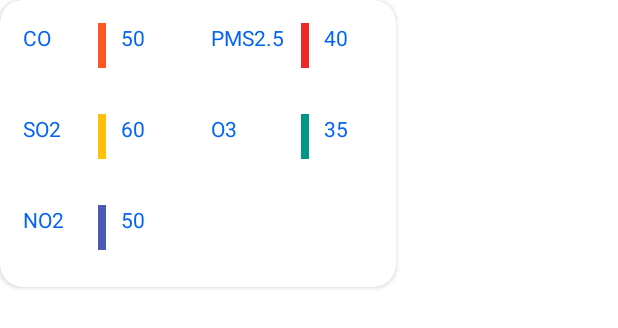
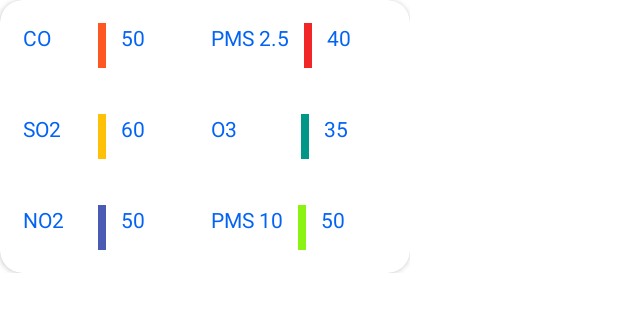
Before and after one commit to EslamHamouda/Air-observer, an Android app: the layout percentages_all_items_list_screenhistory.xml on its own in the app's theme, with its tools: preview values and no code run, on a phone screen of 412 x 824 dp. Shown: the top 328 px of the screen. Run offline under Robolectric (Android 15) with nearby library versions, the phone set to English and light mode, and no system bars.

Commit message:
last update

```diff
--- a/app/src/main/res/layout/details_screen.xml
+++ b/app/src/main/res/layout/details_screen.xml
@@ -14,12 +14,11 @@
             android:id="@+id/CO_Card"
             android:layout_width="wrap_content"
             android:layout_height="wrap_content"
-            android:layout_marginTop="85dp"
             app:cardCornerRadius="30dp"
             app:layout_constraintEnd_toEndOf="parent"
             app:layout_constraintStart_toStartOf="parent"
-            app:layout_constraintTop_toTopOf="parent"
-            tools:ignore="MissingConstraints">
+            tools:ignore="MissingConstraints"
+            tools:layout_editor_absoluteY="50dp">
 
             <LinearLayout
                 android:layout_width="match_parent"
--- a/app/src/main/res/layout/percentages_all_items_list_screenhistory.xml
+++ b/app/src/main/res/layout/percentages_all_items_list_screenhistory.xml
@@ -3,14 +3,14 @@
     xmlns:android="http://schemas.android.com/apk/res/android"
     xmlns:app="http://schemas.android.com/apk/res-auto"
     xmlns:tools="http://schemas.android.com/tools"
-    android:layout_width="match_parent"
-    android:layout_height="match_parent"
-    tools:context=".ui.MainActivity">
-
+    android:layout_width="wrap_content"
+    android:layout_height="wrap_content"
+    tools:context=".ui.MainActivity"
+    >
 
     <androidx.cardview.widget.CardView
-        android:layout_width="264dp"
-        android:layout_height="191dp"
+        android:layout_width="match_parent"
+        android:layout_height="match_parent"
         android:orientation="vertical"
         app:cardCornerRadius="15dp"
         app:layout_constraintEnd_toEndOf="parent"
@@ -20,7 +20,7 @@
 
         <LinearLayout
             android:layout_width="match_parent"
-            android:layout_height="match_parent"
+            android:layout_height="wrap_content"
             android:orientation="vertical">
 
             <LinearLayout
@@ -34,7 +34,7 @@
                     android:layout_width="40dp"
                     android:layout_height="30dp"
                     android:layout_margin="10dp"
-                    android:text="CO"
+                    android:text="@string/CO_text"
                     android:textColor="#0363F5"
                     />
 
@@ -55,10 +55,10 @@
                     android:textColor="#0363F5" />
 
                 <TextView
-                    android:layout_width="50dp"
-                    android:layout_height="30dp"
+                    android:layout_width="wrap_content"
+                    android:layout_height="wrap_content"
                     android:layout_margin="10dp"
-                    android:text="PMS2.5"
+                    android:text="@string/PMS2.5_text"
                     android:textColor="#0363F5" />
 
                 <TextView
@@ -88,7 +88,7 @@
                     android:layout_width="40dp"
                     android:layout_height="30dp"
                     android:layout_margin="10dp"
-                    android:text="SO2"
+                    android:text="@string/SO2_text"
                     android:textColor="#0363F5" />
 
                 <TextView
@@ -110,7 +110,7 @@
                     android:layout_width="50dp"
                     android:layout_height="30dp"
                     android:layout_margin="10dp"
-                    android:text="O3"
+                    android:text="@string/O3_text"
                     android:textColor="#0363F5" />
 
                 <TextView
@@ -141,7 +141,7 @@
                     android:layout_width="40dp"
                     android:layout_height="30dp"
                     android:layout_margin="10dp"
-                    android:text="NO2"
+                    android:text="@string/NO2_text"
                     android:textColor="#0363F5" />
 
                 <TextView
@@ -160,6 +160,31 @@
                     android:text="50"
                     android:textColor="#0363F5" />
 
+
+
+                <TextView
+                    android:layout_width="wrap_content"
+                    android:layout_height="30dp"
+                    android:layout_margin="10dp"
+                    android:text="@string/PMS10_text"
+                    android:textColor="#0363F5" />
+
+                <TextView
+                    android:layout_width="5dp"
+                    android:layout_height="30dp"
+                    android:layout_marginTop="10dp"
+                    android:background="#8AF311"
+                    tools:layout_editor_absoluteX="176dp"
+                    tools:layout_editor_absoluteY="62dp" />
+
+                <TextView
+                    android:layout_width="40dp"
+                    android:layout_height="30dp"
+                    android:layout_margin="10dp"
+                    android:text="50"
+                    android:textColor="#0363F5" />
+
+
             </LinearLayout>
 
         </LinearLayout>
```
